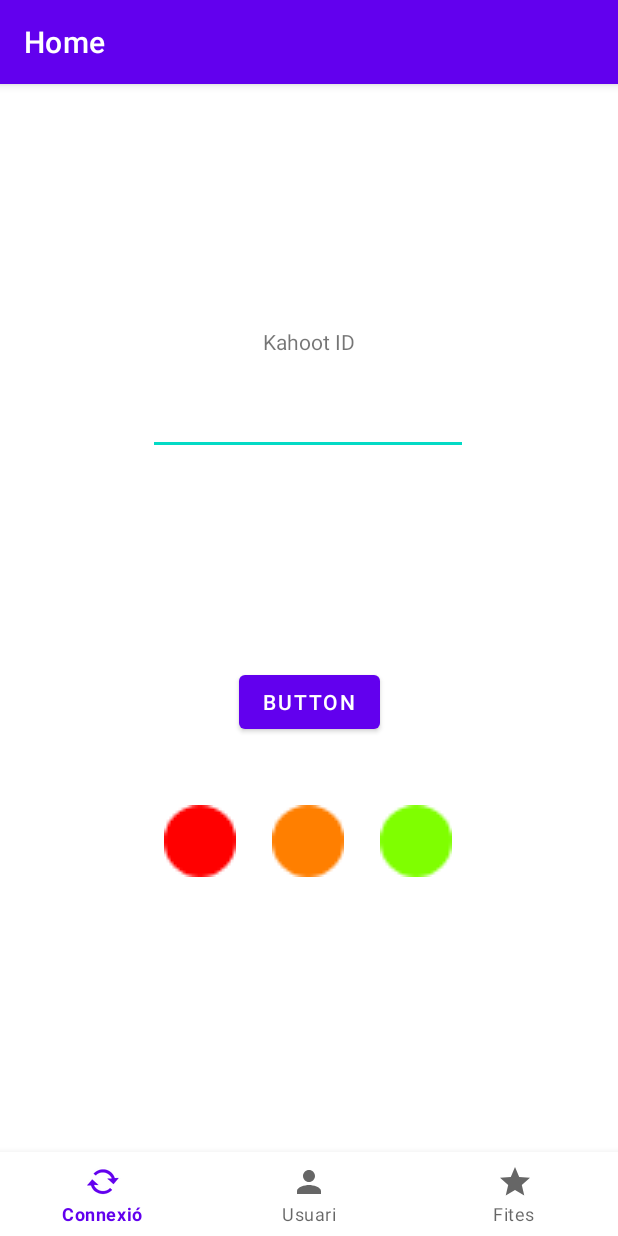
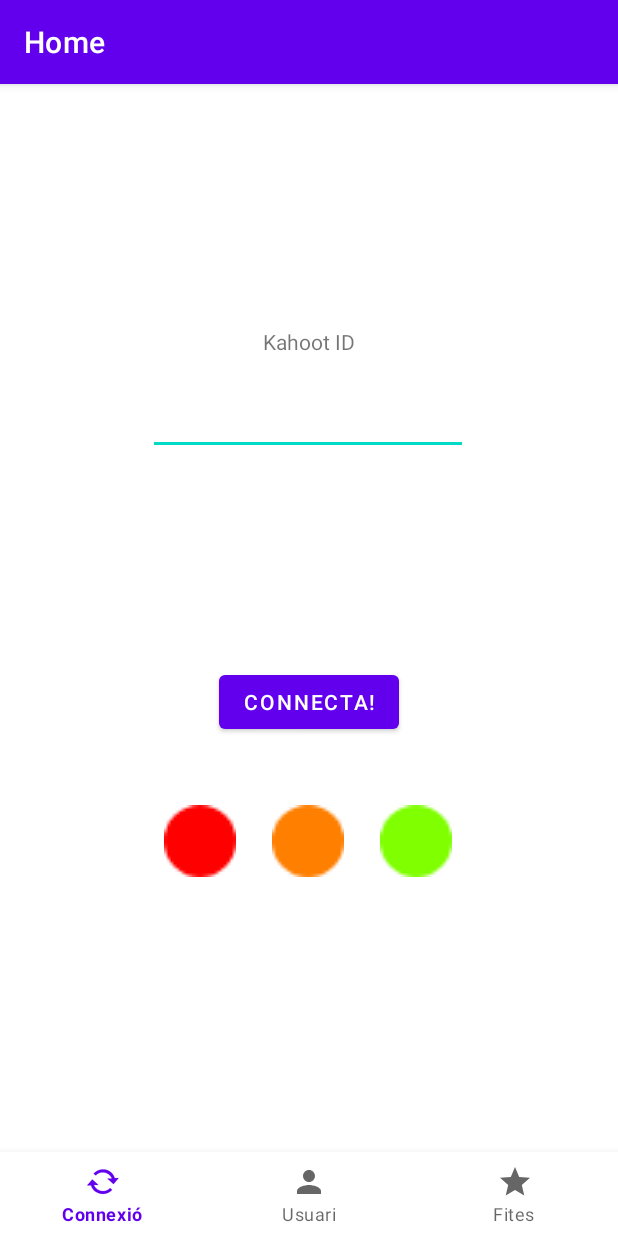
Before and after one commit to JesusSePe/UnDefined-APP, an Android app: the screen it shows after launch (MainActivity), on a phone screen of 412 x 824 dp. Run offline under Robolectric (Android 15) with nearby library versions, the phone set to English and light mode, and no system bars; our stand-ins replace navigation-ui.

Commit message:
[FIX] Main page button set button text and new ID

```diff
--- a/app/src/main/res/layout/fragment_home.xml
+++ b/app/src/main/res/layout/fragment_home.xml
@@ -7,10 +7,10 @@
     tools:context=".ui.home.HomeFragment">
 
     <Button
-        android:id="@+id/button"
+        android:id="@+id/connect_button"
         android:layout_width="wrap_content"
         android:layout_height="wrap_content"
-        android:text="Button"
+        android:text="Connecta!"
         app:layout_constraintBottom_toBottomOf="parent"
         app:layout_constraintEnd_toEndOf="parent"
         app:layout_constraintStart_toStartOf="parent"
@@ -23,7 +23,7 @@
         android:ems="10"
         android:inputType="textPersonName"
         android:textAlignment="center"
-        app:layout_constraintBottom_toTopOf="@+id/button"
+        app:layout_constraintBottom_toTopOf="@+id/connect_button"
         app:layout_constraintEnd_toEndOf="parent"
         app:layout_constraintHorizontal_bias="0.497"
         app:layout_constraintStart_toStartOf="parent"
@@ -52,7 +52,7 @@
         android:src="@android:drawable/presence_invisible"
         app:layout_constraintBottom_toBottomOf="parent"
         app:layout_constraintEnd_toStartOf="@+id/Semafor2"
-        app:layout_constraintTop_toBottomOf="@+id/button"
+        app:layout_constraintTop_toBottomOf="@+id/connect_button"
         app:layout_constraintVertical_bias="0.193" />
 
     <ImageView
@@ -67,7 +67,7 @@
         app:layout_constraintEnd_toEndOf="parent"
         app:layout_constraintHorizontal_bias="0.498"
         app:layout_constraintStart_toStartOf="parent"
-        app:layout_constraintTop_toBottomOf="@+id/button"
+        app:layout_constraintTop_toBottomOf="@+id/connect_button"
         app:layout_constraintVertical_bias="0.193" />
 
     <ImageView
@@ -81,7 +81,7 @@
         android:src="@android:drawable/presence_invisible"
         app:layout_constraintBottom_toBottomOf="parent"
         app:layout_constraintStart_toEndOf="@+id/Semafor2"
-        app:layout_constraintTop_toBottomOf="@+id/button"
+        app:layout_constraintTop_toBottomOf="@+id/connect_button"
         app:layout_constraintVertical_bias="0.193" />
 
 </androidx.constraintlayout.widget.ConstraintLayout>
```
